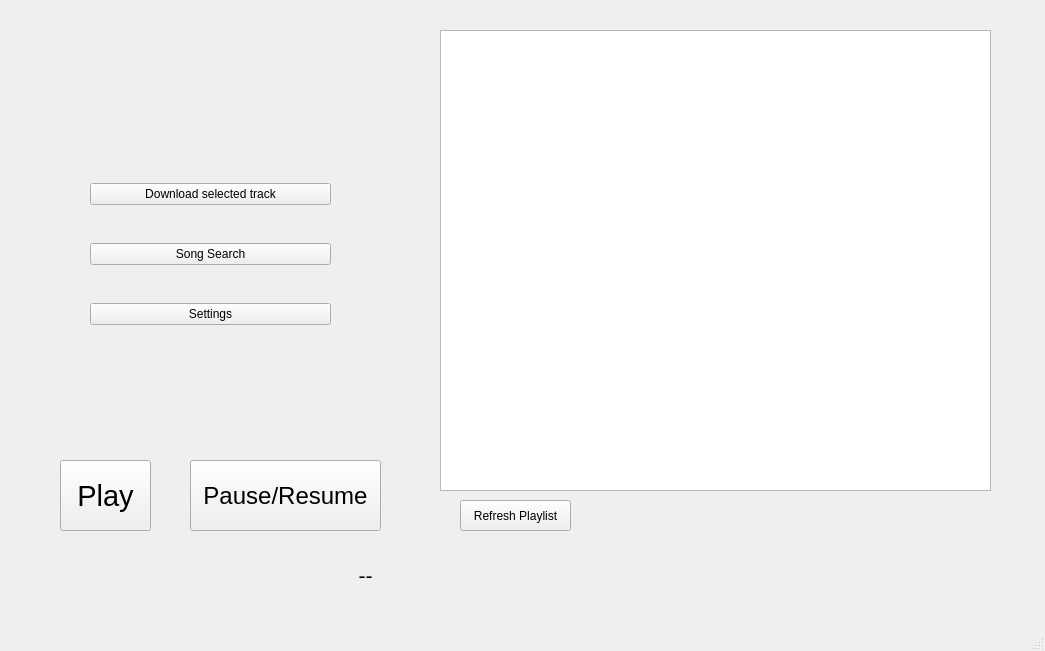
Before: the Qt Designer form homescreen.ui in gbafana25/sadguriplay, drawn with Qt 5.
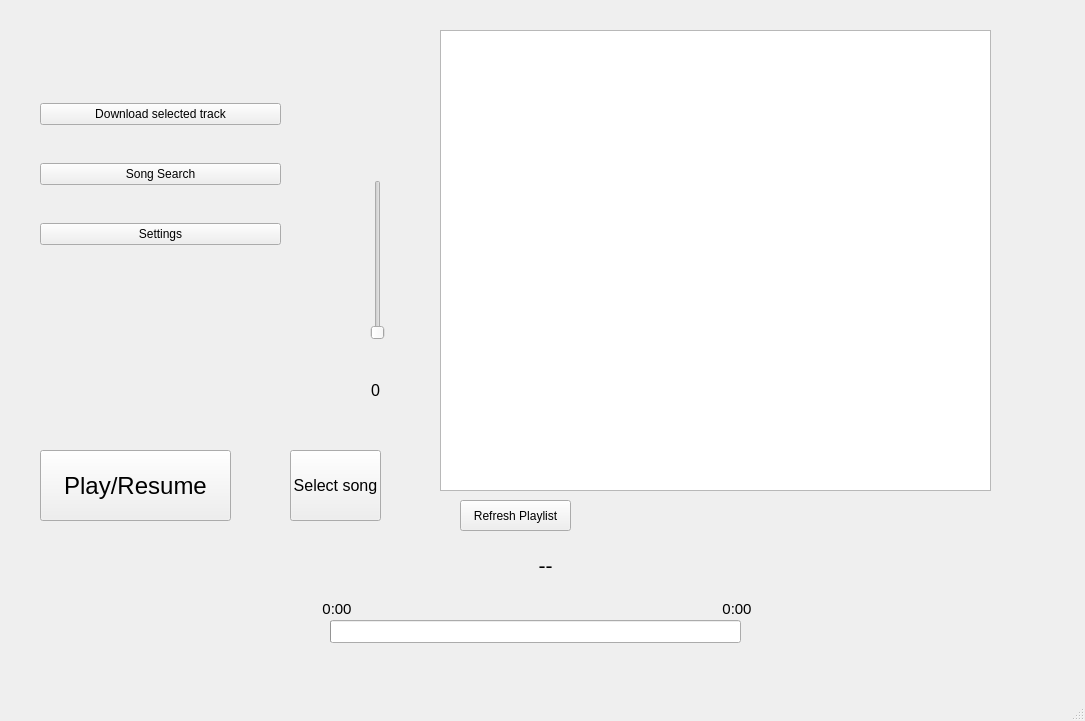
After: the same form once the commit is applied.

Commit message: volume controls and timing info

Diff of the .ui file:
```diff
--- a/homescreen.ui
+++ b/homescreen.ui
@@ -6,10 +6,16 @@
    <rect>
     <x>0</x>
     <y>0</y>
-    <width>1045</width>
-    <height>651</height>
+    <width>1085</width>
+    <height>721</height>
    </rect>
   </property>
+  <property name="maximumSize">
+   <size>
+    <width>1085</width>
+    <height>800</height>
+   </size>
+  </property>
   <property name="windowTitle">
    <string>MainWindow</string>
   </property>
@@ -17,8 +23,8 @@
    <widget class="QWidget" name="verticalLayoutWidget">
     <property name="geometry">
      <rect>
-      <x>70</x>
-      <y>130</y>
+      <x>20</x>
+      <y>50</y>
       <width>281</width>
       <height>251</height>
      </rect>
@@ -75,26 +81,26 @@
    <widget class="QPushButton" name="playbtn">
     <property name="geometry">
      <rect>
-      <x>60</x>
-      <y>460</y>
+      <x>290</x>
+      <y>450</y>
       <width>91</width>
       <height>71</height>
      </rect>
     </property>
     <property name="font">
      <font>
-      <pointsize>22</pointsize>
+      <pointsize>12</pointsize>
      </font>
     </property>
     <property name="text">
-     <string>Play</string>
+     <string>Select song</string>
     </property>
    </widget>
    <widget class="QPushButton" name="pausebtn">
     <property name="geometry">
      <rect>
-      <x>190</x>
-      <y>460</y>
+      <x>40</x>
+      <y>450</y>
       <width>191</width>
       <height>71</height>
      </rect>
@@ -105,7 +111,7 @@
      </font>
     </property>
     <property name="text">
-     <string>Pause/Resume</string>
+     <string>Play/Resume</string>
     </property>
    </widget>
    <widget class="QPushButton" name="refresh_playlistbtn">
@@ -124,8 +130,8 @@
    <widget class="QLabel" name="curr_song">
     <property name="geometry">
      <rect>
-      <x>60</x>
-      <y>560</y>
+      <x>240</x>
+      <y>550</y>
       <width>611</width>
       <height>31</height>
      </rect>
@@ -142,6 +148,101 @@
      <set>Qt::AlignCenter</set>
     </property>
    </widget>
+   <widget class="QLabel" name="volume_label">
+    <property name="geometry">
+     <rect>
+      <x>350</x>
+      <y>370</y>
+      <width>51</width>
+      <height>41</height>
+     </rect>
+    </property>
+    <property name="font">
+     <font>
+      <pointsize>12</pointsize>
+     </font>
+    </property>
+    <property name="text">
+     <string>0</string>
+    </property>
+    <property name="alignment">
+     <set>Qt::AlignCenter</set>
+    </property>
+   </widget>
+   <widget class="QSlider" name="volume_control">
+    <property name="geometry">
+     <rect>
+      <x>370</x>
+      <y>180</y>
+      <width>16</width>
+      <height>160</height>
+     </rect>
+    </property>
+    <property name="orientation">
+     <enum>Qt::Vertical</enum>
+    </property>
+   </widget>
+   <widget class="QLabel" name="duration_label">
+    <property name="geometry">
+     <rect>
+      <x>710</x>
+      <y>600</y>
+      <width>54</width>
+      <height>17</height>
+     </rect>
+    </property>
+    <property name="font">
+     <font>
+      <pointsize>11</pointsize>
+     </font>
+    </property>
+    <property name="text">
+     <string>0:00</string>
+    </property>
+    <property name="alignment">
+     <set>Qt::AlignCenter</set>
+    </property>
+   </widget>
+   <widget class="QLabel" name="curr_time">
+    <property name="geometry">
+     <rect>
+      <x>310</x>
+      <y>600</y>
+      <width>54</width>
+      <height>17</height>
+     </rect>
+    </property>
+    <property name="font">
+     <font>
+      <pointsize>11</pointsize>
+     </font>
+    </property>
+    <property name="text">
+     <string>0:00</string>
+    </property>
+    <property name="alignment">
+     <set>Qt::AlignCenter</set>
+    </property>
+   </widget>
+   <widget class="QProgressBar" name="time_bar">
+    <property name="geometry">
+     <rect>
+      <x>330</x>
+      <y>620</y>
+      <width>411</width>
+      <height>23</height>
+     </rect>
+    </property>
+    <property name="value">
+     <number>0</number>
+    </property>
+    <property name="textVisible">
+     <bool>false</bool>
+    </property>
+    <property name="format">
+     <string>%v</string>
+    </property>
+   </widget>
   </widget>
   <widget class="QMenuBar" name="menubar">
    <property name="geometry">
```
Left out of the diff: 4 changed lines with no effect on the pictures. The commit also changes 3 other files.
